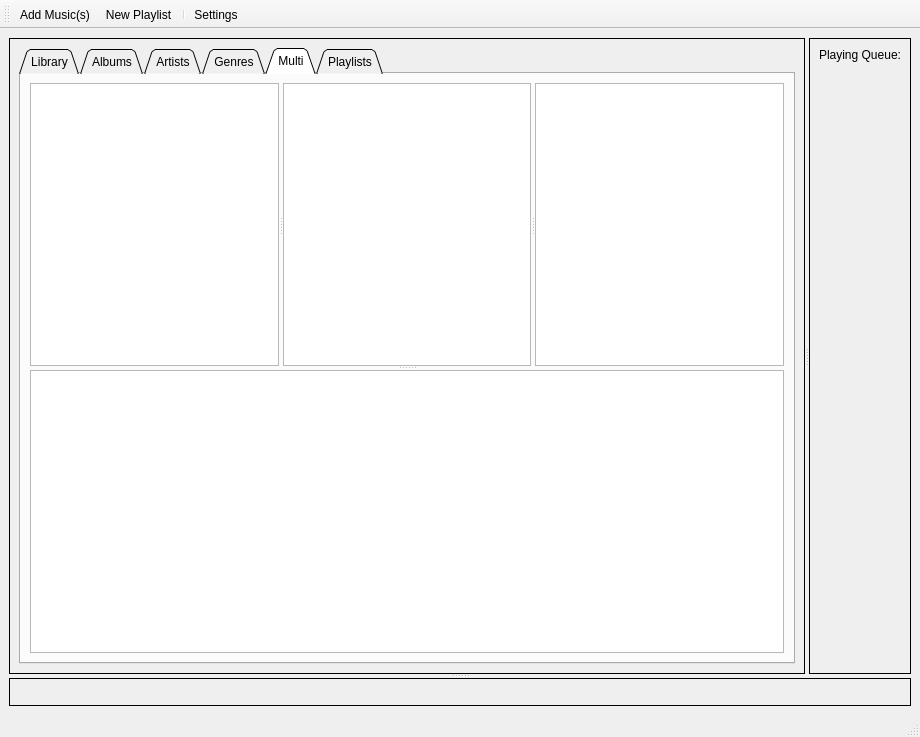
Before: the Qt Designer form gui/main_window_ui.ui in tornado80/tonebox, drawn with Qt 5.
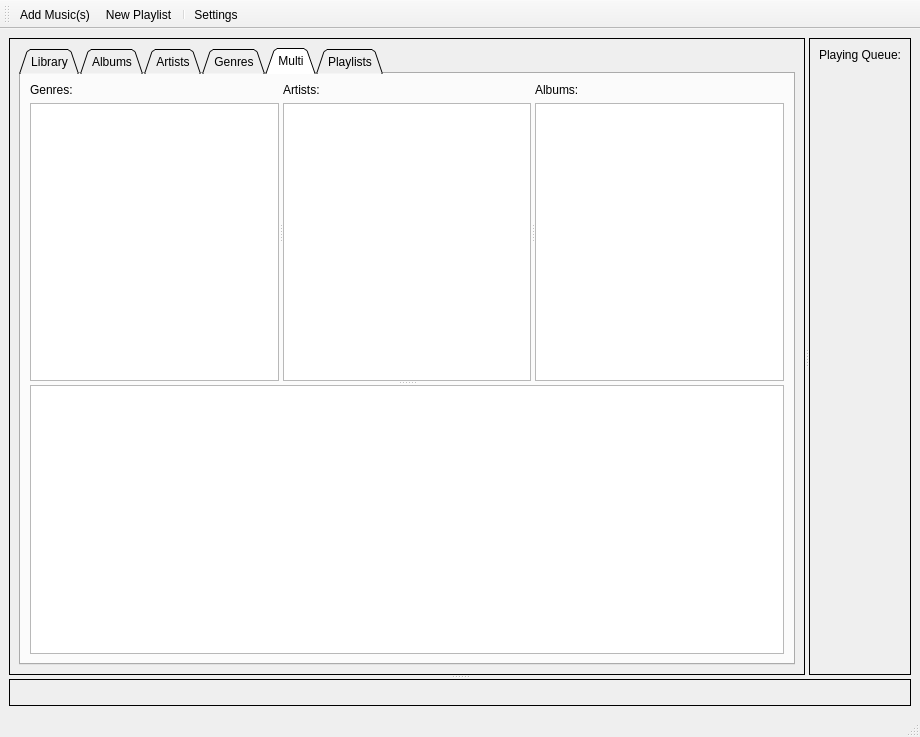
After: the same form once the commit is applied. The open tabs and pages were chosen to show the change. Icons and pictures are not drawn. Custom widgets are drawn as their Qt base class.

Commit message: fixing playlist songs view

The edit to the form file:
```diff
--- a/gui/main_window_ui.ui
+++ b/gui/main_window_ui.ui
@@ -105,7 +105,7 @@
             <attribute name="title">
              <string>Multi</string>
             </attribute>
-            <layout class="QVBoxLayout" name="verticalLayout_10">
+            <layout class="QVBoxLayout" name="verticalLayout_13">
              <item>
               <widget class="QSplitter" name="splitter_6">
                <property name="orientation">
@@ -115,9 +115,48 @@
                 <property name="orientation">
                  <enum>Qt::Horizontal</enum>
                 </property>
-                <widget class="FilterView" name="multiGenre"/>
-                <widget class="FilterView" name="multiArtist"/>
-                <widget class="FilterView" name="multiAlbum"/>
+                <widget class="QWidget" name="">
+                 <layout class="QVBoxLayout" name="verticalLayout_10">
+                  <item>
+                   <widget class="QLabel" name="label_2">
+                    <property name="text">
+                     <string>Genres:</string>
+                    </property>
+                   </widget>
+                  </item>
+                  <item>
+                   <widget class="FilterView" name="multiGenre"/>
+                  </item>
+                 </layout>
+                </widget>
+                <widget class="QWidget" name="">
+                 <layout class="QVBoxLayout" name="verticalLayout_11">
+                  <item>
+                   <widget class="QLabel" name="label_3">
+                    <property name="text">
+                     <string>Artists:</string>
+                    </property>
+                   </widget>
+                  </item>
+                  <item>
+                   <widget class="FilterView" name="multiArtist"/>
+                  </item>
+                 </layout>
+                </widget>
+                <widget class="QWidget" name="">
+                 <layout class="QVBoxLayout" name="verticalLayout_12">
+                  <item>
+                   <widget class="QLabel" name="label_4">
+                    <property name="text">
+                     <string>Albums:</string>
+                    </property>
+                   </widget>
+                  </item>
+                  <item>
+                   <widget class="FilterView" name="multiAlbum"/>
+                  </item>
+                 </layout>
+                </widget>
                </widget>
                <widget class="SongsView" name="multiSongs"/>
               </widget>
```
The commit also changes 4 other files.
